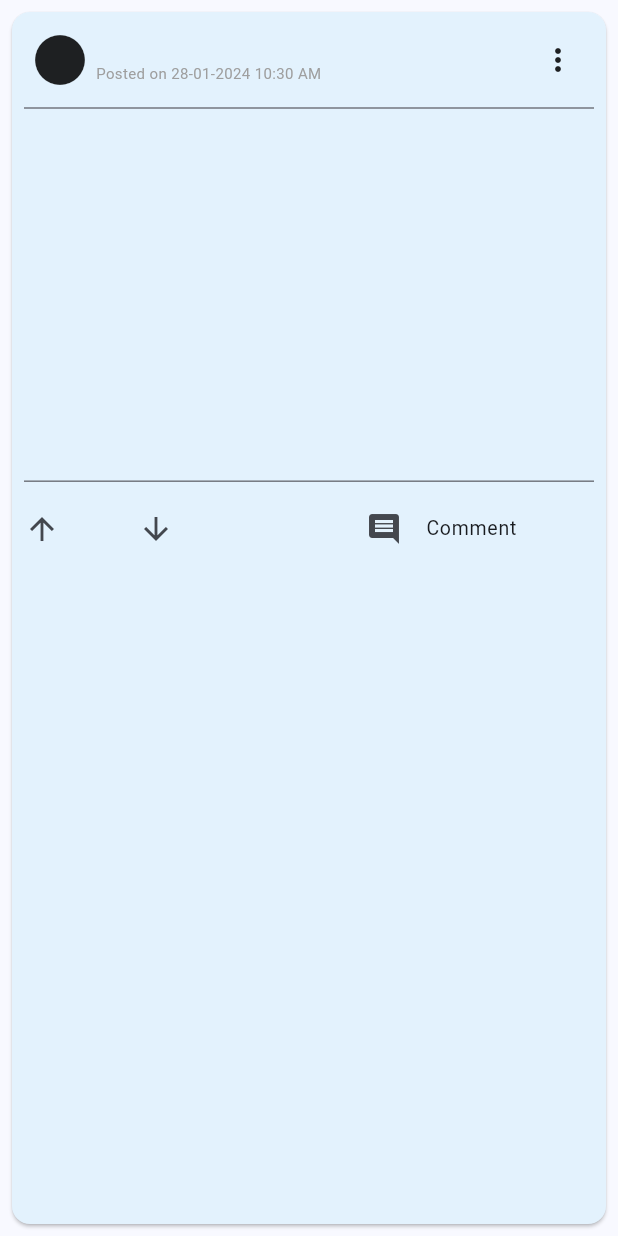
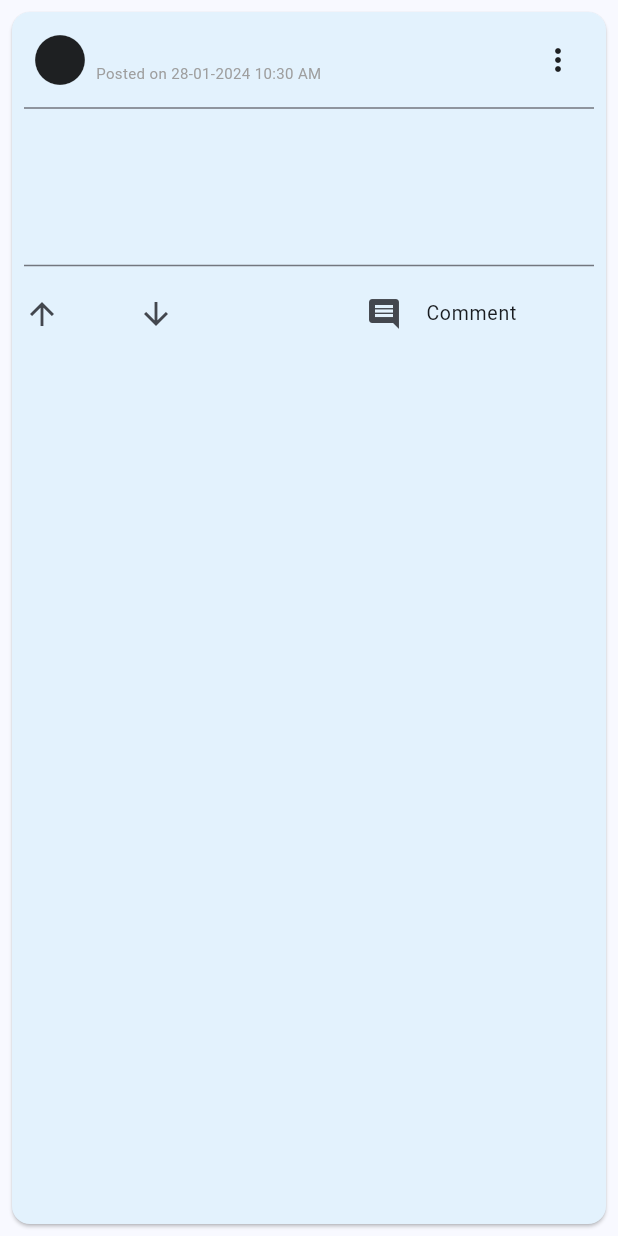
Before and after one commit to mmxNiloy/aski, a Flutter app: the PostContainer widget shown alone on an empty page, opened directly with empty values, on a phone screen of 412 x 824 dp. Run offline on Flutter 3.47's test engine with Material 3 defaults, Android fonts, the phone set to English and light mode, and no system bars; our stand-ins replace cloud_firestore, file_picker, firebase_auth, firebase_core, firebase_database, firebase_storage and 4 more; missing offline and left inert: html_editor_enhanced; accounts and stored records are empty.

Commit message:
not waste of space

```diff
--- a/lib/components/post_container.dart
+++ b/lib/components/post_container.dart
@@ -252,15 +252,18 @@ class _PostContainerState extends State<PostContainer> {
           ),
 
           // Post Content
-
-          Text(
+          widget.model.content.isEmpty
+              ? const Text('')
+              : Text(
                   widget.model.content,
                   maxLines: 5,
                   overflow: TextOverflow.fade,
                 ),
 
           // Post images
-          SizedBox(
+          widget.model.imgRefs.isEmpty
+              ? const Text('')
+              : SizedBox(
                   height: MediaQuery.of(context).size.height / 5,
                   child: ListView.builder(
                     padding: const EdgeInsets.fromLTRB(0, 10, 0, 0),
@@ -274,7 +277,8 @@ class _PostContainerState extends State<PostContainer> {
                         ),
                         elevation: 50,
                         margin: EdgeInsets.symmetric(
-                      horizontal: MediaQuery.of(context).size.height / 50),
+                            horizontal:
+                                MediaQuery.of(context).size.height / 50),
                         child: Image.network(
                           widget.model.imgRefs.elementAt(index),
                           height: MediaQuery.of(context).size.height / 5,
@@ -502,10 +506,3 @@ class _PostContainerState extends State<PostContainer> {
 }
 
 enum VoteType { empty, upvote, downvote }
-//  SizedBox(
-//               height: 128,
-//               width: 128,
-//               child: Image.network(
-//                 widget.model.imgRefs.elementAt(index),
-//               ),
-//             ),
```
Lines whose indentation alone changed are shown as unchanged.
